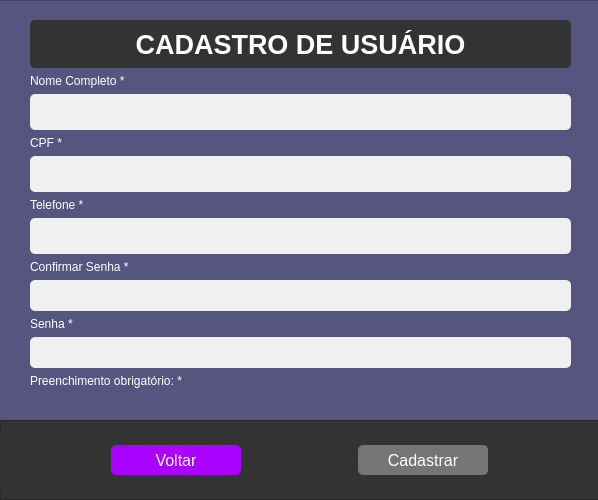
Above: Aulas_Revisão/11_2024/Dia 11/project/ui/usuario_window.ui from OSepiliF/Curso-SENAC before the change. Below: the same form after it.
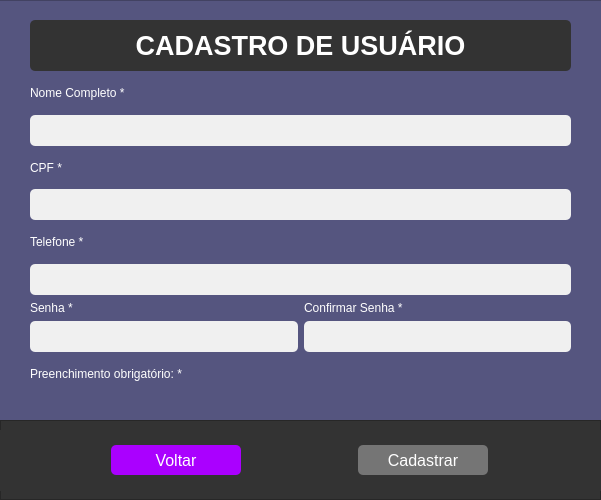
That is the form after the change.

```diff
--- a/Aulas_Revisão/11_2024/Dia 11/project/ui/usuario_window.ui
+++ b/Aulas_Revisão/11_2024/Dia 11/project/ui/usuario_window.ui
@@ -9,10 +9,16 @@
    <rect>
     <x>0</x>
     <y>0</y>
-    <width>598</width>
+    <width>601</width>
     <height>500</height>
    </rect>
   </property>
+  <property name="maximumSize">
+   <size>
+    <width>601</width>
+    <height>500</height>
+   </size>
+  </property>
   <property name="windowTitle">
    <string/>
   </property>
@@ -170,7 +176,7 @@
        <widget class="QLineEdit" name="nome">
         <property name="font">
          <font>
-          <pointsize>15</pointsize>
+          <pointsize>12</pointsize>
          </font>
         </property>
         <property name="styleSheet">
@@ -192,7 +198,7 @@
        <widget class="QLineEdit" name="cpf">
         <property name="font">
          <font>
-          <pointsize>15</pointsize>
+          <pointsize>12</pointsize>
          </font>
         </property>
         <property name="styleSheet">
@@ -214,39 +220,18 @@
        <widget class="QLineEdit" name="telefone">
         <property name="font">
          <font>
-          <pointsize>15</pointsize>
-         </font>
-        </property>
-        <property name="styleSheet">
-         <string notr="true">border-radius: 5px; padding: 5px; background-color: #f0f0f0;</string>
-        </property>
-       </widget>
-      </item>
-      <item>
-       <widget class="QLabel" name="label_7">
-        <property name="styleSheet">
-         <string notr="true">color: rgb(255, 255, 255);</string>
-        </property>
-        <property name="text">
-         <string>Confirmar Senha *</string>
-        </property>
-       </widget>
-      </item>
-      <item>
-       <widget class="QLineEdit" name="confirmar_senha">
-        <property name="font">
-         <font>
           <pointsize>12</pointsize>
          </font>
         </property>
         <property name="styleSheet">
          <string notr="true">border-radius: 5px; padding: 5px; background-color: #f0f0f0;</string>
         </property>
-        <property name="echoMode">
-         <enum>QLineEdit::Password</enum>
-        </property>
        </widget>
       </item>
+      <item>
+       <layout class="QHBoxLayout" name="horizontalLayout_2">
+        <item>
+         <layout class="QVBoxLayout" name="verticalLayout">
       <item>
        <widget class="QLabel" name="label_6">
         <property name="styleSheet">
@@ -272,6 +257,39 @@
         </property>
        </widget>
       </item>
+         </layout>
+        </item>
+        <item>
+         <layout class="QVBoxLayout" name="verticalLayout_2">
+          <item>
+           <widget class="QLabel" name="label_7">
+            <property name="styleSheet">
+             <string notr="true">color: rgb(255, 255, 255);</string>
+            </property>
+            <property name="text">
+             <string>Confirmar Senha *</string>
+            </property>
+           </widget>
+          </item>
+          <item>
+           <widget class="QLineEdit" name="confirmar_senha">
+            <property name="font">
+             <font>
+              <pointsize>12</pointsize>
+             </font>
+            </property>
+            <property name="styleSheet">
+             <string notr="true">border-radius: 5px; padding: 5px; background-color: #f0f0f0;</string>
+            </property>
+            <property name="echoMode">
+             <enum>QLineEdit::Password</enum>
+            </property>
+           </widget>
+          </item>
+         </layout>
+        </item>
+       </layout>
+      </item>
       <item>
        <widget class="QLabel" name="label_4">
         <property name="styleSheet">
@@ -284,6 +302,12 @@
       </item>
       <item>
        <widget class="QLabel" name="label_error">
+        <property name="maximumSize">
+         <size>
+          <width>16777215</width>
+          <height>13</height>
+         </size>
+        </property>
         <property name="text">
          <string/>
         </property>
```
Left out of the diff: 2 changed lines with no effect on the pictures. Lines whose indentation alone changed are shown as unchanged.
